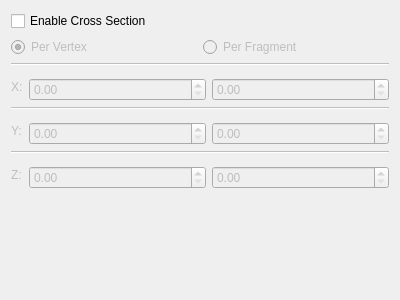
Before: the Qt Designer form vclib/render/src/vclib/qt/gui/mesh_render_settings_frame/cross_section_settings_frame.ui in cnr-isti-vclab/vclib, drawn with Qt 5.
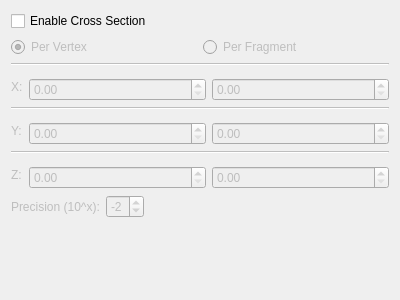
After: the same form once the commit is applied. Custom widgets are drawn as their Qt base class.

Commit message: [render] Add step size control for cross section precision with spin box and logic

Diff of the .ui file:
```diff
--- a/vclib/render/src/vclib/qt/gui/mesh_render_settings_frame/cross_section_settings_frame.ui
+++ b/vclib/render/src/vclib/qt/gui/mesh_render_settings_frame/cross_section_settings_frame.ui
@@ -222,6 +222,43 @@
         </layout>
        </widget>
       </item>
+      <item row="2" column="0" colspan="2">
+       <layout class="QHBoxLayout" name="stepLayout">
+        <item>
+         <widget class="QLabel" name="stepLabel">
+          <property name="text">
+           <string>Precision (10^x):</string>
+          </property>
+         </widget>
+        </item>
+        <item>
+         <widget class="QSpinBox" name="stepSpinBox">
+          <property name="minimum">
+           <number>-6</number>
+          </property>
+          <property name="maximum">
+           <number>6</number>
+          </property>
+          <property name="value">
+           <number>-2</number>
+          </property>
+         </widget>
+        </item>
+        <item>
+         <spacer name="horizontalSpacer">
+          <property name="orientation">
+           <enum>Qt::Orientation::Horizontal</enum>
+          </property>
+          <property name="sizeHint" stdset="0">
+           <size>
+            <width>40</width>
+            <height>20</height>
+           </size>
+          </property>
+         </spacer>
+        </item>
+       </layout>
+      </item>
      </layout>
     </widget>
    </item>
```
The commit also changes 2 other files.
